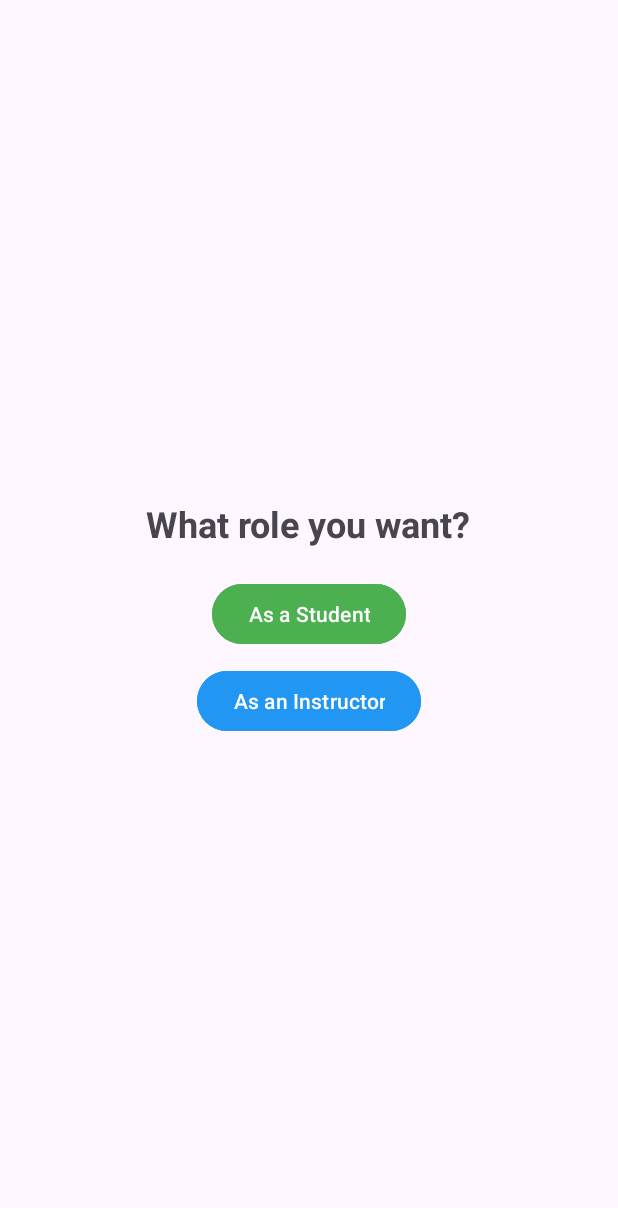
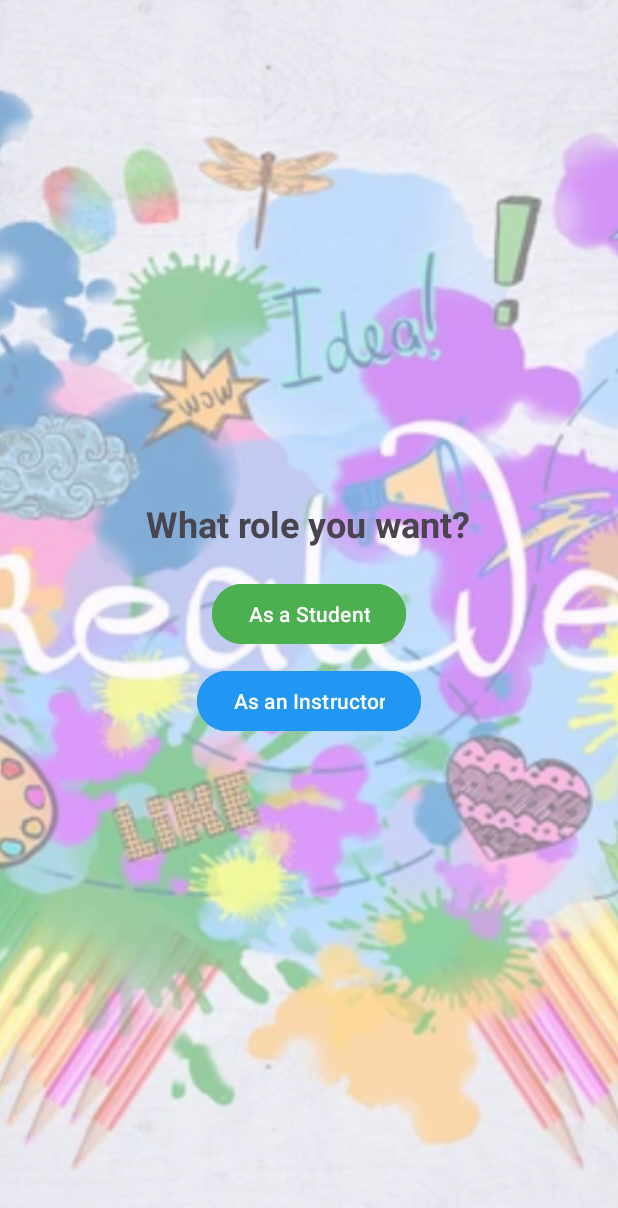
Before and after one commit to MehrabHussain47/LearnNow, an Android app: the screen it shows after launch (RoleSelectionActivity), on a phone screen of 412 x 824 dp. Shown: the top 1208 px of the screen. Run offline under Robolectric (Android 15) with nearby library versions, the phone set to English and light mode, and no system bars.

Commit message:
Initial Commit 2

```diff
--- a/app/src/main/AndroidManifest.xml
+++ b/app/src/main/AndroidManifest.xml
@@ -1,6 +1,6 @@
 <?xml version="1.0" encoding="utf-8"?>
 <manifest xmlns:android="http://schemas.android.com/apk/res/android"
-    xmlns:tools="http://schemas.android.com/tools">
+    xmlns:tools="http://schemas.android.com/tools" >
 
     <application
         android:allowBackup="true"
@@ -11,7 +11,7 @@
         android:roundIcon="@mipmap/ic_launcher_round"
         android:supportsRtl="true"
         android:theme="@style/Theme.LearnNow"
-        tools:targetApi="31">
+        tools:targetApi="31" >
         <activity
             android:name=".EditUserActivity"
             android:exported="false" />
@@ -25,14 +25,11 @@
             android:name=".StudentActivity"
             android:exported="false" />
         <activity
-            android:name=".DashboardActivity"
-            android:exported="false" />
-        <activity
             android:name=".RegisterActivity"
             android:exported="false" />
         <activity
             android:name=".SplashScreenActivity"
-            android:exported="true">
+            android:exported="true" >
             <intent-filter>
                 <action android:name="android.intent.action.MAIN" />
 
--- a/app/src/main/res/layout/activity_role_selection.xml
+++ b/app/src/main/res/layout/activity_role_selection.xml
@@ -1,10 +1,24 @@
 <?xml version="1.0" encoding="utf-8"?>
-<LinearLayout xmlns:android="http://schemas.android.com/apk/res/android"
+<RelativeLayout xmlns:android="http://schemas.android.com/apk/res/android"
+    android:layout_width="match_parent"
+    android:layout_height="match_parent">
+
+    <ImageView
+        android:layout_width="match_parent"
+        android:layout_height="match_parent"
+        android:scaleType="centerCrop"
+        android:src="@drawable/background_image"
+        android:contentDescription="@string/background_image"
+        android:alpha="0.5" />
+
+    <LinearLayout
         android:layout_width="match_parent"
         android:layout_height="match_parent"
         android:orientation="vertical"
         android:gravity="center"
-    android:padding="20dp">
+        android:padding="16dp"
+        android:layout_margin="16dp"
+        android:background="@android:color/transparent">
 
         <TextView
             android:layout_width="wrap_content"
@@ -31,3 +45,4 @@
             android:textColor="@android:color/white"
             android:layout_marginTop="10dp" />
     </LinearLayout>
+</RelativeLayout>
```
Lines whose indentation alone changed are shown as unchanged.
